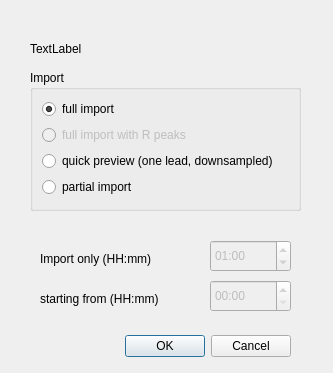
Before: the Qt Designer form opendialog.ui in tomgrad/carpets, drawn with Qt 5.
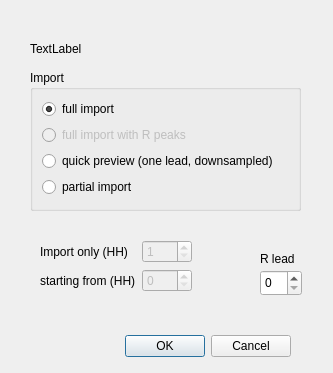
After: the same form once the commit is applied.

Commit message: replace time edits with spin boxes for duration and start time for longer offsets (>24h); add R lead selection

Patch:
```diff
--- a/opendialog.ui
+++ b/opendialog.ui
@@ -29,32 +29,6 @@
     <set>QDialogButtonBox::StandardButton::Cancel|QDialogButtonBox::StandardButton::Ok</set>
    </property>
   </widget>
-  <widget class="QLabel" name="label">
-   <property name="geometry">
-    <rect>
-     <x>40</x>
-     <y>250</y>
-     <width>141</width>
-     <height>17</height>
-    </rect>
-   </property>
-   <property name="text">
-    <string>Import only (HH:mm)</string>
-   </property>
-  </widget>
-  <widget class="QLabel" name="label_3">
-   <property name="geometry">
-    <rect>
-     <x>40</x>
-     <y>290</y>
-     <width>151</width>
-     <height>17</height>
-    </rect>
-   </property>
-   <property name="text">
-    <string>starting from (HH:mm)</string>
-   </property>
-  </widget>
   <widget class="QLabel" name="durationLabel">
    <property name="geometry">
     <rect>
@@ -68,45 +42,6 @@
     <string>TextLabel</string>
    </property>
   </widget>
-  <widget class="QTimeEdit" name="durationTimeEdit">
-   <property name="enabled">
-    <bool>false</bool>
-   </property>
-   <property name="geometry">
-    <rect>
-     <x>210</x>
-     <y>240</y>
-     <width>81</width>
-     <height>32</height>
-    </rect>
-   </property>
-   <property name="displayFormat">
-    <string>HH:mm</string>
-   </property>
-   <property name="time">
-    <time>
-     <hour>1</hour>
-     <minute>0</minute>
-     <second>0</second>
-    </time>
-   </property>
-  </widget>
-  <widget class="QTimeEdit" name="startTimeEdit">
-   <property name="enabled">
-    <bool>false</bool>
-   </property>
-   <property name="geometry">
-    <rect>
-     <x>210</x>
-     <y>280</y>
-     <width>81</width>
-     <height>32</height>
-    </rect>
-   </property>
-   <property name="displayFormat">
-    <string>HH:mm</string>
-   </property>
-  </widget>
   <widget class="QGroupBox" name="groupBox">
    <property name="geometry">
     <rect>
@@ -156,6 +91,75 @@
     </item>
    </layout>
   </widget>
+  <widget class="QWidget" name="layoutWidget">
+   <property name="geometry">
+    <rect>
+     <x>40</x>
+     <y>240</y>
+     <width>152</width>
+     <height>60</height>
+    </rect>
+   </property>
+   <layout class="QFormLayout" name="formLayout">
+    <item row="0" column="0">
+     <widget class="QLabel" name="label">
+      <property name="enabled">
+       <bool>true</bool>
+      </property>
+      <property name="text">
+       <string>Import only (HH)</string>
+      </property>
+     </widget>
+    </item>
+    <item row="0" column="1">
+     <widget class="QSpinBox" name="durationSpinBox">
+      <property name="enabled">
+       <bool>false</bool>
+      </property>
+      <property name="minimum">
+       <number>1</number>
+      </property>
+     </widget>
+    </item>
+    <item row="1" column="0">
+     <widget class="QLabel" name="label_3">
+      <property name="text">
+       <string>starting from (HH)</string>
+      </property>
+     </widget>
+    </item>
+    <item row="1" column="1">
+     <widget class="QSpinBox" name="startSpinBox">
+      <property name="enabled">
+       <bool>false</bool>
+      </property>
+     </widget>
+    </item>
+   </layout>
+  </widget>
+  <widget class="QSpinBox" name="rLeadSpinBox">
+   <property name="geometry">
+    <rect>
+     <x>260</x>
+     <y>270</y>
+     <width>42</width>
+     <height>26</height>
+    </rect>
+   </property>
+  </widget>
+  <widget class="QLabel" name="label_2">
+   <property name="geometry">
+    <rect>
+     <x>260</x>
+     <y>250</y>
+     <width>54</width>
+     <height>17</height>
+    </rect>
+   </property>
+   <property name="text">
+    <string>R lead</string>
+   </property>
+  </widget>
  </widget>
  <resources/>
  <connections>
```
The commit also changes 2 other files.
